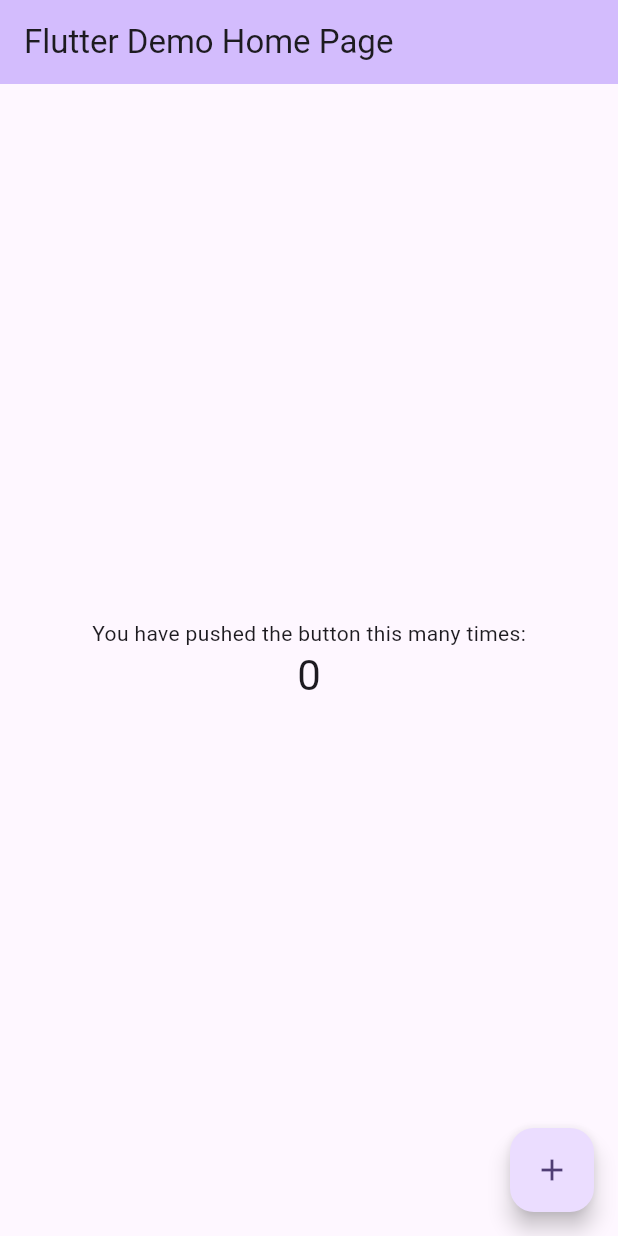
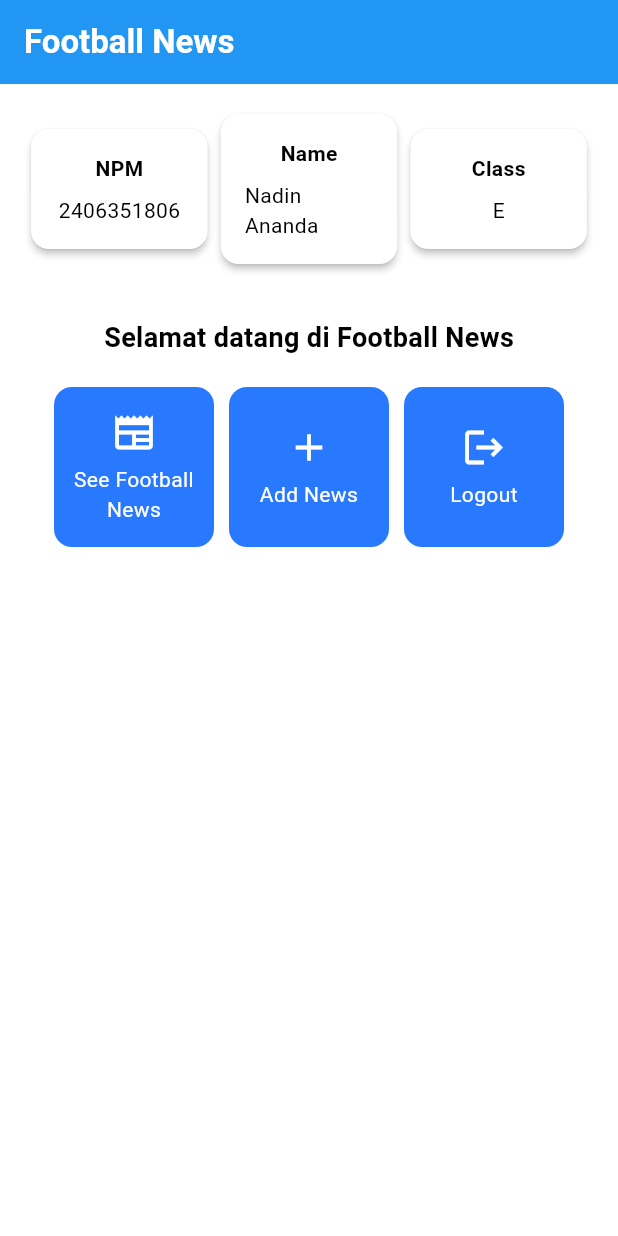
Before and after one commit to nadinananda/football-news-mobile, a Flutter app: the screen it shows after launch, on a phone screen of 412 x 824 dp. Run offline on Flutter 3.47's test engine with Material 3 defaults, Android fonts, the phone set to English and light mode, and no system bars.

Commit message:
Tutorial 6 Selesai

```diff
--- a/lib/main.dart
+++ b/lib/main.dart
@@ -1,4 +1,5 @@
 import 'package:flutter/material.dart';
+import 'package:football_news/menu.dart';
 
 void main() {
   runApp(const MyApp());
@@ -28,95 +29,9 @@ class MyApp extends StatelessWidget {
         //
         // This works for code too, not just values: Most code changes can be
         // tested with just a hot reload.
-        colorScheme: ColorScheme.fromSeed(seedColor: Colors.deepPurple),
+        colorScheme: ColorScheme.fromSwatch(primarySwatch: Colors.blue).copyWith(secondary: Colors.blueAccent[400])
       ),
-      home: const MyHomePage(title: 'Flutter Demo Home Page'),
+      home: MyHomePage(),
     );
   }
 }
-
-class MyHomePage extends StatefulWidget {
-  const MyHomePage({super.key, required this.title});
-
-  // This widget is the home page of your application. It is stateful, meaning
-  // that it has a State object (defined below) that contains fields that affect
-  // how it looks.
-
-  // This class is the configuration for the state. It holds the values (in this
-  // case the title) provided by the parent (in this case the App widget) and
-  // used by the build method of the State. Fields in a Widget subclass are
-  // always marked "final".
-
-  final String title;
-
-  @override
-  State<MyHomePage> createState() => _MyHomePageState();
-}
-
-class _MyHomePageState extends State<MyHomePage> {
-  int _counter = 0;
-
-  void _incrementCounter() {
-    setState(() {
-      // This call to setState tells the Flutter framework that something has
-      // changed in this State, which causes it to rerun the build method below
-      // so that the display can reflect the updated values. If we changed
-      // _counter without calling setState(), then the build method would not be
-      // called again, and so nothing would appear to happen.
-      _counter++;
-    });
-  }
-
-  @override
-  Widget build(BuildContext context) {
-    // This method is rerun every time setState is called, for instance as done
-    // by the _incrementCounter method above.
-    //
-    // The Flutter framework has been optimized to make rerunning build methods
-    // fast, so that you can just rebuild anything that needs updating rather
-    // than having to individually change instances of widgets.
-    return Scaffold(
-      appBar: AppBar(
-        // TRY THIS: Try changing the color here to a specific color (to
-        // Colors.amber, perhaps?) and trigger a hot reload to see the AppBar
-        // change color while the other colors stay the same.
-        backgroundColor: Theme.of(context).colorScheme.inversePrimary,
-        // Here we take the value from the MyHomePage object that was created by
-        // the App.build method, and use it to set our appbar title.
-        title: Text(widget.title),
-      ),
-      body: Center(
-        // Center is a layout widget. It takes a single child and positions it
-        // in the middle of the parent.
-        child: Column(
-          // Column is also a layout widget. It takes a list of children and
-          // arranges them vertically. By default, it sizes itself to fit its
-          // children horizontally, and tries to be as tall as its parent.
-          //
-          // Column has various properties to control how it sizes itself and
-          // how it positions its children. Here we use mainAxisAlignment to
-          // center the children vertically; the main axis here is the vertical
-          // axis because Columns are vertical (the cross axis would be
-          // horizontal).
-          //
-          // TRY THIS: Invoke "debug painting" (choose the "Toggle Debug Paint"
-          // action in the IDE, or press "p" in the console), to see the
-          // wireframe for each widget.
-          mainAxisAlignment: MainAxisAlignment.center,
-          children: <Widget>[
-            const Text('You have pushed the button this many times:'),
-            Text(
-              '$_counter',
-              style: Theme.of(context).textTheme.headlineMedium,
-            ),
-          ],
-        ),
-      ),
-      floatingActionButton: FloatingActionButton(
-        onPressed: _incrementCounter,
-        tooltip: 'Increment',
-        child: const Icon(Icons.add),
-      ), // This trailing comma makes auto-formatting nicer for build methods.
-    );
-  }
-}
--- /dev/null
+++ b/lib/menu.dart
@@ -0,0 +1,165 @@
+import 'package:flutter/material.dart';
+
+class MyHomePage extends StatelessWidget {
+  MyHomePage({super.key});
+
+  final String nama = "Nadin Ananda";
+  final String npm = "2406351806";
+  final String kelas = "E";
+
+  final List<ItemHomepage> items = [
+    ItemHomepage("See Football News", Icons.newspaper),
+    ItemHomepage("Add News", Icons.add),
+    ItemHomepage("Logout", Icons.logout),
+  ];
+
+  @override
+  Widget build(BuildContext context) {
+    // Scaffold menyediakan struktur dasar halaman dengan AppBar dan body.
+    return Scaffold(
+      // AppBar adalah bagian atas halaman yang menampilkan judul.
+      appBar: AppBar(
+        // Judul aplikasi "Football News" dengan teks putih dan tebal.
+        title: const Text(
+          'Football News',
+          style: TextStyle(color: Colors.white, fontWeight: FontWeight.bold),
+        ),
+        // Warna latar belakang AppBar diambil dari skema warna tema aplikasi.
+        backgroundColor: Theme.of(context).colorScheme.primary,
+      ),
+      // Body halaman dengan padding di sekelilingnya.
+      body: Padding(
+        padding: const EdgeInsets.all(16.0),
+        // Menyusun widget secara vertikal dalam sebuah kolom.
+        child: Column(
+          crossAxisAlignment: CrossAxisAlignment.center,
+          children: [
+            // Row untuk menampilkan 3 InfoCard secara horizontal.
+            Row(
+              mainAxisAlignment: MainAxisAlignment.spaceEvenly,
+              children: [
+                InfoCard(title: 'NPM', content: npm),
+                InfoCard(title: 'Name', content: nama),
+                InfoCard(title: 'Class', content: kelas),
+              ],
+            ),
+
+            // Memberikan jarak vertikal 16 unit.
+            const SizedBox(height: 16.0),
+
+            // Menempatkan widget berikutnya di tengah halaman.
+            Center(
+              child: Column(
+                // Menyusun teks dan grid item secara vertikal.
+                children: [
+                  // Menampilkan teks sambutan dengan gaya tebal dan ukuran 18.
+                  const Padding(
+                    padding: EdgeInsets.only(top: 16.0),
+                    child: Text(
+                      'Selamat datang di Football News',
+                      style: TextStyle(
+                        fontWeight: FontWeight.bold,
+                        fontSize: 18.0,
+                      ),
+                    ),
+                  ),
+
+                  // Grid untuk menampilkan ItemCard dalam bentuk grid 3 kolom.
+                  GridView.count(
+                    primary: true,
+                    padding: const EdgeInsets.all(20),
+                    crossAxisSpacing: 10,
+                    mainAxisSpacing: 10,
+                    crossAxisCount: 3,
+                    // Agar grid menyesuaikan tinggi kontennya.
+                    shrinkWrap: true,
+
+                    // Menampilkan ItemCard untuk setiap item dalam list items.
+                    children: items.map((ItemHomepage item) {
+                      return ItemCard(item);
+                    }).toList(),
+                  ),
+                ],
+              ),
+            ),
+          ],
+        ),
+      ),
+    );
+  }
+}
+
+class InfoCard extends StatelessWidget {
+  final String title;
+  final String content;
+
+  const InfoCard({super.key, required this.title, required this.content});
+
+  @override
+  Widget build(BuildContext context) {
+    return Card(
+      elevation: 2.0,
+      child: Container(
+        width: MediaQuery.of(context).size.width / 3.5,
+        padding: const EdgeInsets.all(16.0),
+        child: Column(
+          children: [
+            Text(title, style: const TextStyle(fontWeight: FontWeight.bold)),
+            const SizedBox(height: 8.0),
+            Text(content),
+          ],
+        ),
+      ),
+    );
+  }
+}
+
+class ItemHomepage {
+  final String name;
+  final IconData icon;
+
+  ItemHomepage(this.name, this.icon);
+}
+
+class ItemCard extends StatelessWidget {
+  final ItemHomepage item;
+  const ItemCard(this.item, {super.key});
+
+  @override
+  Widget build(BuildContext context) {
+    return Material(
+      color: Theme.of(context).colorScheme.secondary,
+      borderRadius: BorderRadius.circular(12),
+
+      child: InkWell(
+        onTap: () {
+          ScaffoldMessenger.of(context)
+            ..hideCurrentSnackBar()
+            ..showSnackBar(
+              SnackBar(
+                content: Text("Kamu telah menekan tombol ${item.name}!"),
+              ),
+            );
+        },
+
+        child: Container(
+          padding: const EdgeInsets.all(8),
+          child: Center(
+            child: Column(
+              mainAxisAlignment: MainAxisAlignment.center,
+              children: [
+                Icon(item.icon, color: Colors.white, size: 30.0),
+                const Padding(padding: EdgeInsets.all(3)),
+                Text(
+                  item.name,
+                  textAlign: TextAlign.center,
+                  style: const TextStyle(color: Colors.white),
+                ),
+              ],
+            ),
+          ),
+        ),
+      ),
+    );
+  }
+}
```
